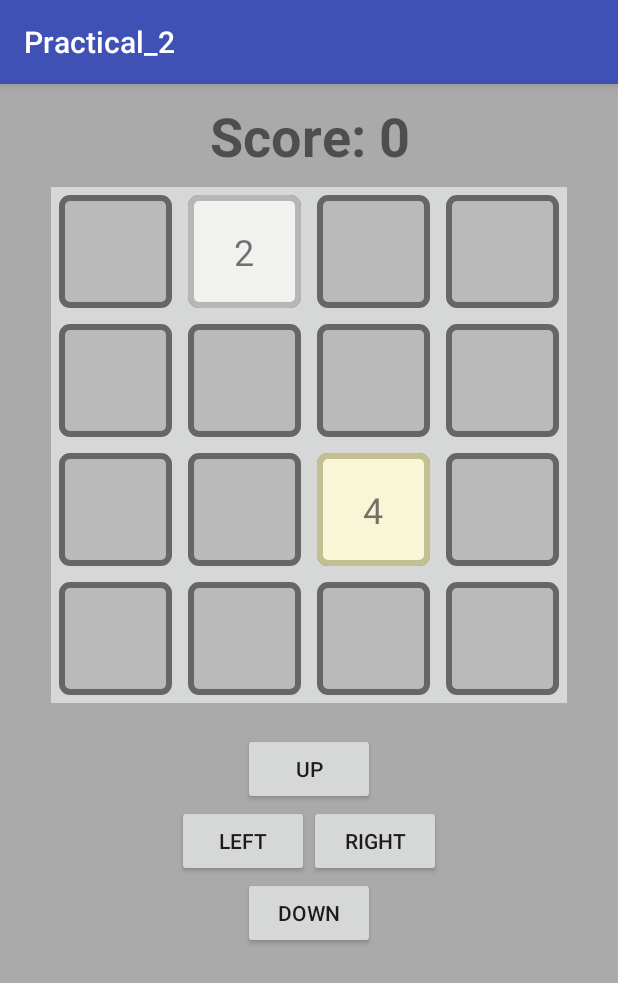
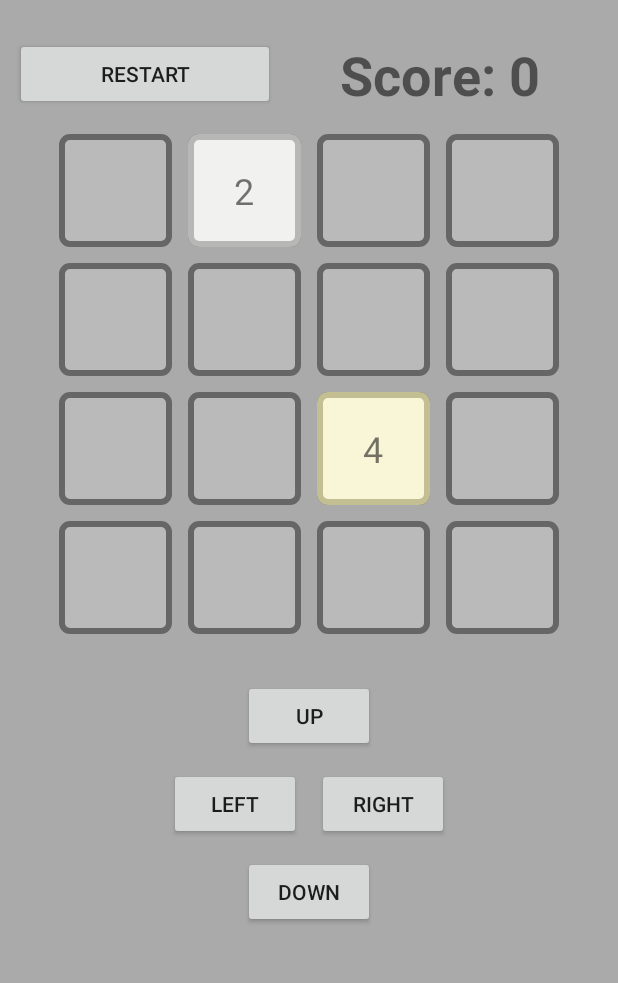
Before and after one commit to Bradprobert/Practical_2, an Android app: the screen it shows after launch (MainActivity), on a phone screen of 412 x 824 dp. Shown: the top 983 px of the screen. Run offline under Robolectric (Android 15) with nearby library versions, the phone set to English and light mode, and no system bars.

Commit message:
push all files and changes. nothing specific

```diff
--- a/app/build.gradle
+++ b/app/build.gradle
@@ -5,7 +5,7 @@ android {
     buildToolsVersion "25.0.2"
     defaultConfig {
         applicationId "bap0031.comp3710.csse.eng.auburn.edu"
-        minSdkVersion 23
+        minSdkVersion 21
         targetSdkVersion 25
         versionCode 1
         versionName "1.0"
--- a/app/src/main/java/bap0031/comp3710/csse/eng/auburn/edu/view/GameFragment.java
+++ b/app/src/main/java/bap0031/comp3710/csse/eng/auburn/edu/view/GameFragment.java
@@ -35,6 +35,7 @@ public class GameFragment extends Fragment {
     private Button leftButton, rightButton, upButton, downButton;
     private TextView scoreTv;
     private Grid2048Controller controller;
+    private Button restartButton;
 
     public GameFragment() {
         // Required empty public constructor
@@ -110,6 +111,14 @@ public class GameFragment extends Fragment {
                 controller.refreshScore();
             }
         });
+
+        restartButton = (Button) view.findViewById(R.id.buttonRestart);
+        restartButton.setOnClickListener(new View.OnClickListener() {
+            @Override
+            public void onClick(View view) {
+                controller.reset();
+            }
+        });
         return view;
     }
 
--- a/app/src/main/java/bap0031/comp3710/csse/eng/auburn/edu/view/MainActivity.java
+++ b/app/src/main/java/bap0031/comp3710/csse/eng/auburn/edu/view/MainActivity.java
@@ -1,6 +1,7 @@
 package bap0031.comp3710.csse.eng.auburn.edu.view;
 
 
+import android.app.ActionBar;
 import android.net.Uri;
 import android.support.v4.app.Fragment;
 import android.support.v4.app.FragmentManager;
@@ -8,6 +9,7 @@ import android.support.v4.app.FragmentTransaction;
 import android.support.v7.app.AppCompatActivity;
 import android.os.Bundle;
 import android.view.Window;
+import android.view.WindowManager;
 
 import bap0031.comp3710.csse.eng.auburn.edu.R;
 
@@ -17,7 +19,8 @@ public class MainActivity extends AppCompatActivity implements GameFragment.OnFr
     @Override
     protected void onCreate(Bundle savedInstanceState) {
         super.onCreate(savedInstanceState);
-        requestWindowFeature(Window.FEATURE_NO_TITLE);
+        getWindow().setFlags(WindowManager.LayoutParams.FLAG_FULLSCREEN,
+                WindowManager.LayoutParams.FLAG_FULLSCREEN);
         setContentView(R.layout.activity_main);
 
         Fragment gridFragment = GameFragment.newInstance();
--- a/app/src/main/res/layout/activity_main.xml
+++ b/app/src/main/res/layout/activity_main.xml
@@ -1,7 +1,10 @@
 <?xml version="1.0" encoding="utf-8"?>
-<FrameLayout android:layout_width="match_parent"
+<FrameLayout xmlns:android="http://schemas.android.com/apk/res/android"
+    xmlns:app="http://schemas.android.com/apk/res-auto"
+    xmlns:tools="http://schemas.android.com/tools"
+    android:layout_width="match_parent"
     android:layout_height="match_parent"
-    xmlns:android="http://schemas.android.com/apk/res/android">
+    tools:context="bap0031.comp3710.csse.eng.auburn.edu.view.MainActivity">
 
     <include
         android:id="@+id/fragment_holder"
--- a/app/src/main/res/layout/fragment_game.xml
+++ b/app/src/main/res/layout/fragment_game.xml
@@ -5,7 +5,7 @@
     android:background="@android:color/darker_gray"
     tools:context="bap0031.comp3710.csse.eng.auburn.edu.view.GameFragment">
 
-    <LinearLayout xmlns:android="http://schemas.android.com/apk/res/android"
+    <LinearLayout
         android:layout_width="match_parent"
         android:layout_height="wrap_content"
         android:orientation="vertical">
@@ -13,13 +13,24 @@
         <LinearLayout
             android:layout_width="match_parent"
             android:layout_height="match_parent"
+            android:layout_marginBottom="10dp"
+            android:layout_marginLeft="10dp"
+            android:layout_marginRight="10dp"
+            android:layout_marginTop="25dp"
+            android:gravity="center"
             android:orientation="horizontal">
+
+            <Button
+                android:id="@+id/buttonRestart"
+                android:layout_width="wrap_content"
+                android:layout_height="wrap_content"
+                android:layout_weight="1"
+                android:text="restart" />
 
             <TextView
                 android:id="@+id/textViewScore"
                 android:layout_width="wrap_content"
                 android:layout_height="wrap_content"
-                android:layout_margin="10dp"
                 android:layout_weight="1"
                 android:text="Score: 2048"
                 android:textAlignment="center"
@@ -38,7 +49,6 @@
             <GridLayout
                 android:layout_width="wrap_content"
                 android:layout_height="wrap_content"
-                android:background="?android:attr/colorButtonNormal"
                 android:columnCount="4">
 
                 <FrameLayout
@@ -186,8 +196,8 @@
             android:layout_width="wrap_content"
             android:layout_height="wrap_content"
             android:layout_gravity="center"
-            android:layout_weight="1"
-            android:text="Up" />
+            android:layout_margin="5dp"
+            android:text="up" />
 
         <LinearLayout
             android:layout_width="match_parent"
@@ -200,12 +210,14 @@
                 android:id="@+id/buttonLeft"
                 android:layout_width="wrap_content"
                 android:layout_height="match_parent"
-                android:text="Left" />
+                android:layout_margin="5dp"
+                android:text="left" />
 
             <Button
                 android:id="@+id/buttonRight"
                 android:layout_width="wrap_content"
                 android:layout_height="match_parent"
+                android:layout_margin="5dp"
                 android:text="right" />
 
         </LinearLayout>
@@ -215,8 +227,9 @@
             android:layout_width="wrap_content"
             android:layout_height="wrap_content"
             android:layout_gravity="center"
-            android:layout_weight="1"
+            android:layout_margin="5dp"
             android:text="down" />
+
     </LinearLayout>
 
 </FrameLayout>
--- a/app/src/main/res/values/styles.xml
+++ b/app/src/main/res/values/styles.xml
@@ -1,7 +1,7 @@
 <resources>
 
     <!-- Base application theme. -->
-    <style name="AppTheme" parent="Theme.AppCompat.Light.DarkActionBar">
+    <style name="AppTheme" parent="Theme.AppCompat.Light.NoActionBar">
         <!-- Customize your theme here. -->
         <item name="colorPrimary">@color/colorPrimary</item>
         <item name="colorPrimaryDark">@color/colorPrimaryDark</item>
```
Also changed, not shown: app/src/main/java/bap0031/comp3710/csse/eng/auburn/edu/controller/Grid2048Controller.java (+16 -13 lines), 2 other files.
